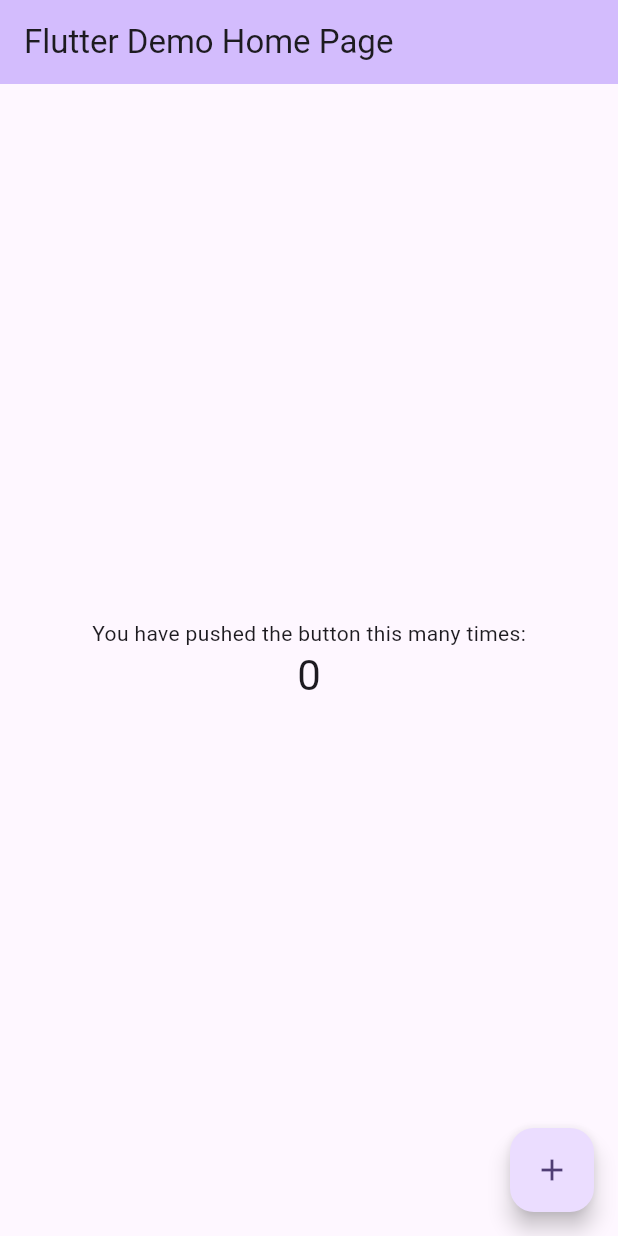
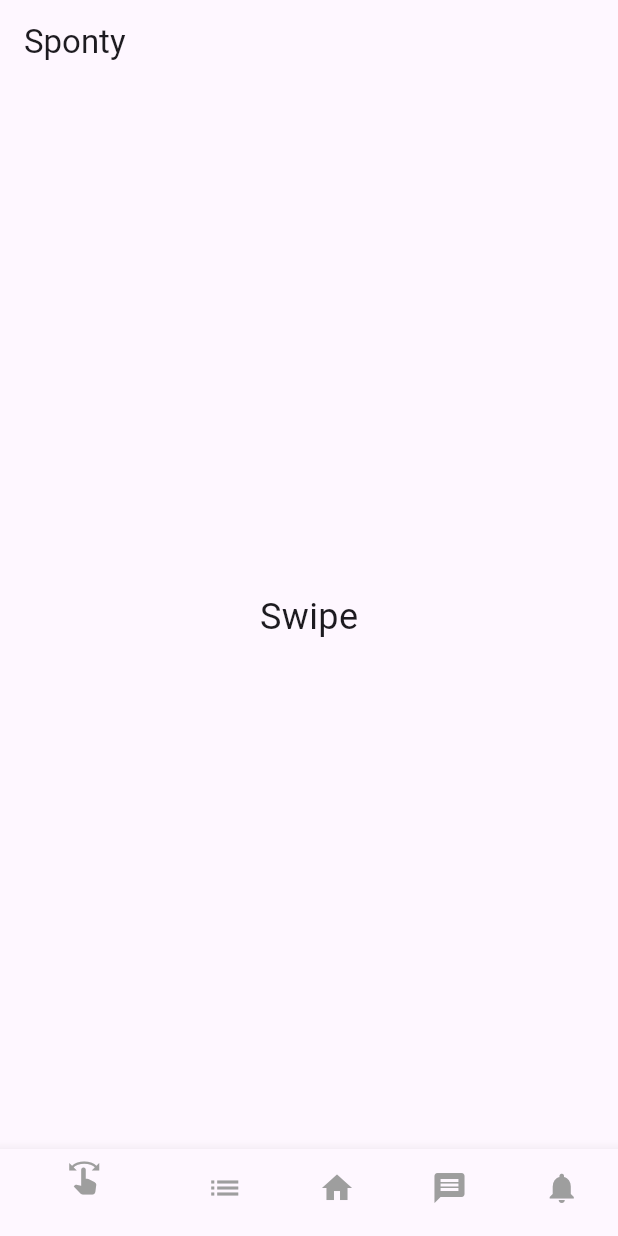
Before and after one commit to spontyteam/sponty-frontend, a Flutter app: the screen it shows after launch, on a phone screen of 412 x 824 dp. Run offline on Flutter 3.47's test engine with Material 3 defaults, Android fonts, the phone set to English and light mode, and no system bars.

Commit message:
Created the initial draft for the menu bar

```diff
--- a/lib/main.dart
+++ b/lib/main.dart
@@ -11,112 +11,69 @@ class MyApp extends StatelessWidget {
   @override
   Widget build(BuildContext context) {
     return MaterialApp(
-      title: 'Flutter Demo',
+      title: 'Sponty',
       theme: ThemeData(
-        // This is the theme of your application.
-        //
-        // TRY THIS: Try running your application with "flutter run". You'll see
-        // the application has a purple toolbar. Then, without quitting the app,
-        // try changing the seedColor in the colorScheme below to Colors.green
-        // and then invoke "hot reload" (save your changes or press the "hot
-        // reload" button in a Flutter-supported IDE, or press "r" if you used
-        // the command line to start the app).
-        //
-        // Notice that the counter didn't reset back to zero; the application
-        // state is not lost during the reload. To reset the state, use hot
-        // restart instead.
-        //
-        // This works for code too, not just values: Most code changes can be
-        // tested with just a hot reload.
         colorScheme: ColorScheme.fromSeed(seedColor: Colors.deepPurple),
       ),
-      home: const MyHomePage(title: 'Flutter Demo Home Page'),
+      home: MainPage(),
     );
   }
 }
 
-class MyHomePage extends StatefulWidget {
-  const MyHomePage({super.key, required this.title});
-
-  // This widget is the home page of your application. It is stateful, meaning
-  // that it has a State object (defined below) that contains fields that affect
-  // how it looks.
-
-  // This class is the configuration for the state. It holds the values (in this
-  // case the title) provided by the parent (in this case the App widget) and
-  // used by the build method of the State. Fields in a Widget subclass are
-  // always marked "final".
-
-  final String title;
-
-  @override
-  State<MyHomePage> createState() => _MyHomePageState();
+class MainPage extends StatefulWidget {
+  State<MainPage> createState() => MainPageState();
 }
 
-class _MyHomePageState extends State<MyHomePage> {
-  int _counter = 0;
+class MainPageState extends State<MainPage> {
+  int _selectedIndex = 0;
 
-  void _incrementCounter() {
+  final List<Widget> _pages = [
+    Center(child: Text('Swipe', style: TextStyle(fontSize: 24))),
+    Center(child: Text('List', style: TextStyle(fontSize: 24))),
+    Center(child: Text('Home', style: TextStyle(fontSize: 24))),
+    Center(child: Text('DM', style: TextStyle(fontSize: 24))),
+    Center(child: Text('Notifications', style: TextStyle(fontSize: 24)))
+  ];
+
+  void _onItemTapped(int index) {
     setState(() {
-      // This call to setState tells the Flutter framework that something has
-      // changed in this State, which causes it to rerun the build method below
-      // so that the display can reflect the updated values. If we changed
-      // _counter without calling setState(), then the build method would not be
-      // called again, and so nothing would appear to happen.
-      _counter++;
+      _selectedIndex = index;
     });
   }
 
   @override
   Widget build(BuildContext context) {
-    // This method is rerun every time setState is called, for instance as done
-    // by the _incrementCounter method above.
-    //
-    // The Flutter framework has been optimized to make rerunning build methods
-    // fast, so that you can just rebuild anything that needs updating rather
-    // than having to individually change instances of widgets.
     return Scaffold(
       appBar: AppBar(
-        // TRY THIS: Try changing the color here to a specific color (to
-        // Colors.amber, perhaps?) and trigger a hot reload to see the AppBar
-        // change color while the other colors stay the same.
-        backgroundColor: Theme.of(context).colorScheme.inversePrimary,
-        // Here we take the value from the MyHomePage object that was created by
-        // the App.build method, and use it to set our appbar title.
-        title: Text(widget.title),
+        title: Text('Sponty'),
       ),
-      body: Center(
-        // Center is a layout widget. It takes a single child and positions it
-        // in the middle of the parent.
-        child: Column(
-          // Column is also a layout widget. It takes a list of children and
-          // arranges them vertically. By default, it sizes itself to fit its
-          // children horizontally, and tries to be as tall as its parent.
-          //
-          // Column has various properties to control how it sizes itself and
-          // how it positions its children. Here we use mainAxisAlignment to
-          // center the children vertically; the main axis here is the vertical
-          // axis because Columns are vertical (the cross axis would be
-          // horizontal).
-          //
-          // TRY THIS: Invoke "debug painting" (choose the "Toggle Debug Paint"
-          // action in the IDE, or press "p" in the console), to see the
-          // wireframe for each widget.
-          mainAxisAlignment: MainAxisAlignment.center,
-          children: <Widget>[
-            const Text('You have pushed the button this many times:'),
-            Text(
-              '$_counter',
-              style: Theme.of(context).textTheme.headlineMedium,
+      body: _pages[_selectedIndex],
+      bottomNavigationBar: BottomNavigationBar(
+        currentIndex: _selectedIndex,
+        onTap: _onItemTapped,
+        items: const [
+          BottomNavigationBarItem(
+              icon: Icon(Icons.swipe, color: Colors.grey),
+              label: 'Swipe',
             ),
-          ],
-        ),
+            BottomNavigationBarItem(
+              icon: Icon(Icons.list, color: Colors.grey),
+              label: 'List',
+            ),
+            BottomNavigationBarItem(
+              icon: Icon(Icons.home, color: Colors.grey),
+              label: 'Home',
+            ),
+            BottomNavigationBarItem(
+              icon: Icon(Icons.message, color: Colors.grey),
+              label: 'DM',
+            ),
+            BottomNavigationBarItem(
+              icon: Icon(Icons.notifications, color: Colors.grey),
+              label: 'Notifications'
+            ),
+        ],
       ),
-      floatingActionButton: FloatingActionButton(
-        onPressed: _incrementCounter,
-        tooltip: 'Increment',
-        child: const Icon(Icons.add),
-      ), // This trailing comma makes auto-formatting nicer for build methods.
     );
   }
 }
```
